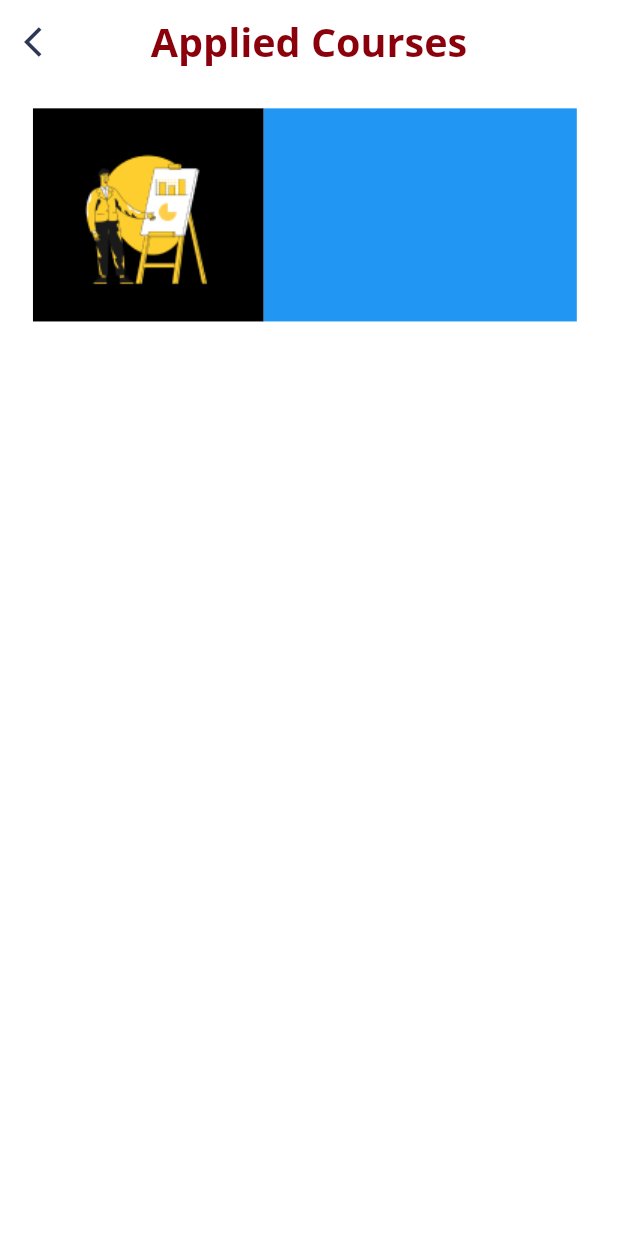
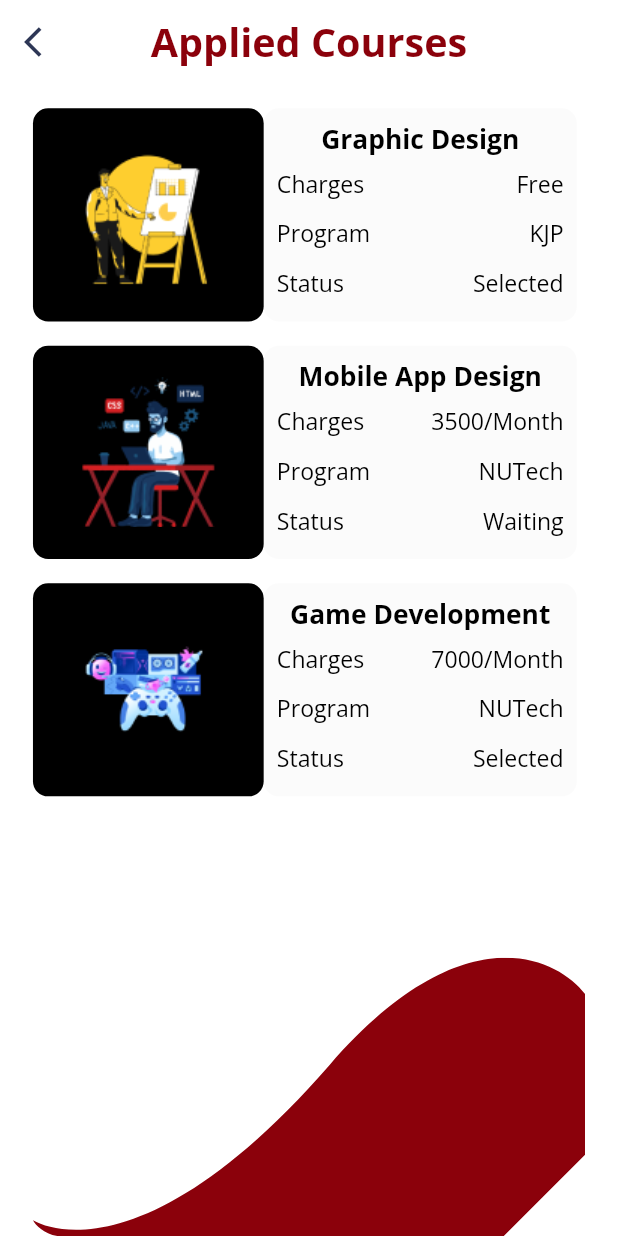
Before and after one commit to ZainNaqvi/Student-Management-System-NUTECH, a Flutter app: the AppliedCourses screen opened directly, on a phone screen of 412 x 824 dp. Run offline on Flutter 3.47's test engine with Material 2 defaults, Android fonts, the phone set to English and light mode, and no system bars; our stand-ins replace connectivity, dio, flutter_screenutil, flutter_svg, google_fonts, logger and 1 more; accounts and stored records are empty.

Commit message:
new file

```diff
--- a/lib/pages/applyiedCourses.dart
+++ b/lib/pages/applyiedCourses.dart
@@ -31,12 +31,72 @@ class _AppliedCoursesState extends State<AppliedCourses> {
         ),
         centerTitle: true,
       ),
-      body: SingleChildScrollView(
-        child: Padding(
-          padding: EdgeInsets.symmetric(horizontal: 20.w, vertical: 16.h),
+      body: Padding(
+        padding: EdgeInsets.only(left: 20.w, right: 20.w, top: 16.h),
         child: Column(
           children: [
-              Container(
+            card(
+              context: context,
+              programTitle: "Graphic Design",
+              title1: "Charges",
+              title2: "Program",
+              title3: "Status",
+              url: "assets/images/courses1.png",
+              value1: "Free",
+              value2: "KJP",
+              value3: "Selected",
+            ),
+            card(
+              context: context,
+              programTitle: "Mobile App Design",
+              title1: "Charges",
+              title2: "Program",
+              title3: "Status",
+              url: "assets/images/programmer.png",
+              value1: "3500/Month",
+              value2: "NUTech",
+              value3: "Waiting",
+            ),
+            card(
+              context: context,
+              programTitle: "Game Development",
+              title1: "Charges",
+              title2: "Program",
+              title3: "Status",
+              url: "assets/images/Gaming.png",
+              value1: "7000/Month",
+              value2: "NUTech",
+              value3: "Selected",
+            ),
+            Spacer(),
+            Align(
+              alignment: FractionalOffset.bottomCenter,
+              child: SvgPicture.asset(
+                "assets/svg/down.svg",
+                fit: BoxFit.fitWidth,
+                alignment: Alignment.bottomLeft,
+              ),
+            ),
+          ],
+        ),
+      ),
+    );
+  }
+
+  Padding card({
+    required BuildContext context,
+    required String url,
+    required String programTitle,
+    required String title1,
+    required String value1,
+    required String title2,
+    required String value2,
+    required String title3,
+    required String value3,
+  }) {
+    return Padding(
+      padding: EdgeInsets.only(bottom: 16.0.h),
+      child: Container(
         height: 140.h,
         child: Row(
           children: [
@@ -45,22 +105,54 @@ class _AppliedCoursesState extends State<AppliedCourses> {
               height: 140.h,
               decoration: BoxDecoration(
                 color: Colors.black,
+                borderRadius: BorderRadius.circular(10.r),
               ),
-                      child: Image.asset("assets/images/courses1.png"),
+              child: Image.asset(url),
             ),
             Container(
               width: 190.w,
               decoration: BoxDecoration(
-                        color: Colors.blue,
+                color: Colors.grey.withOpacity(0.04),
+                borderRadius: BorderRadius.circular(10.r),
+              ),
+              child: Padding(
+                padding: EdgeInsets.symmetric(horizontal: 8.0.w),
+                child: Column(children: [
+                  SizedBox(
+                    height: 8.h,
+                  ),
+                  Text(
+                    programTitle,
+                    style: Theme.of(context).textTheme.headline5,
+                  ),
+                  SizedBox(
+                    height: 8.h,
+                  ),
+                  courseStats(title: title1, value: value1),
+                  SizedBox(
+                    height: 12.h,
+                  ),
+                  courseStats(title: title2, value: value2),
+                  SizedBox(
+                    height: 12.h,
+                  ),
+                  courseStats(title: title3, value: value3),
+                ]),
               ),
             ),
           ],
         ),
       ),
+    );
+  }
+
+  Row courseStats({required String title, required String value}) {
+    return Row(
+      mainAxisAlignment: MainAxisAlignment.spaceBetween,
+      children: [
+        Text(title),
+        Text(value),
       ],
-          ),
-        ),
-      ),
     );
   }
 }
--- a/lib/utils/theme.dart
+++ b/lib/utils/theme.dart
@@ -183,8 +183,9 @@ final Map<AppTheme, ThemeData> appThemeData = {
           fontWeight: FontWeight.bold,
         ),
         headline5: TextStyle(
-          fontSize: 20.sp,
+          fontSize: 16.sp,
           color: kLightTextColor,
+          fontWeight: FontWeight.bold,
         ),
         headline6: TextStyle(
           fontSize: 16.sp,
```
Also changed, not shown: assets/images/Gaming.png (added), assets/images/programmer.png (added). Lines whose indentation alone changed are shown as unchanged.
